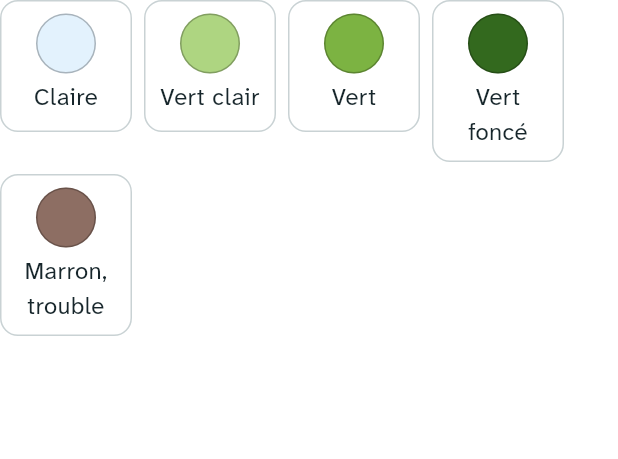
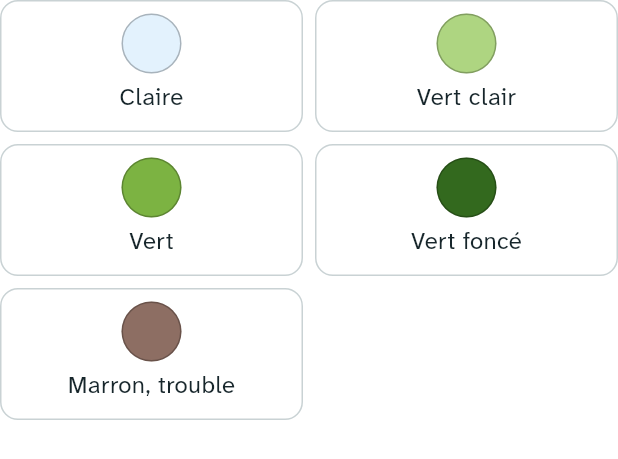
Before and after one commit to mahefatsiresy/dobo, a Flutter app: the ColourSwatches widget shown alone on an empty page, opened directly with empty values, on a phone screen of 412 x 824 dp. Shown: the top 459 px of the screen. Run offline on Flutter 3.47's test engine with Material 3 defaults, Android fonts, the phone set to English and light mode, and no system bars; our stand-ins replace drift, drift_flutter, file_picker, fl_chart, flutter_image_compress, flutter_riverpod and 7 more; accounts and stored records are empty; generated files the repository leaves out were written again.

Commit message:
feat(common): two-per-row pictograms that never cut a label, picker screens, option buttons
A picked tile is ink with paper text; the theme's grey container made it
unreadable.

Co-Authored-By: Claude Opus 5.5 <noreply@anthropic.com>

```diff
--- a/lib/features/common/choice_tile.dart
+++ b/lib/features/common/choice_tile.dart
@@ -1,4 +1,6 @@
 import 'package:flutter/material.dart';
+
+import '../../theme/tokens.dart';
 
 /// A large tappable tile: pictogram above a short label, highlighted when
 /// selected. Worker screens are built from these.
@@ -24,7 +26,9 @@ class ChoiceTile extends StatelessWidget {
 
   @override
   Widget build(BuildContext context) {
-    final scheme = Theme.of(context).colorScheme;
+    final c = context.dobo;
+    // Picked: ink with paper text, unmistakable in sunlight.
+    final ink = selected ? c.paper : c.ink;
     return Semantics(
       selected: selected,
       button: true,
@@ -36,10 +40,10 @@ class ChoiceTile extends StatelessWidget {
           constraints: const BoxConstraints(minHeight: 88),
           padding: const EdgeInsets.all(8),
           decoration: BoxDecoration(
-            color: selected ? scheme.primaryContainer : null,
+            color: selected ? c.ink : null,
             borderRadius: BorderRadius.circular(12),
             border: Border.all(
-              color: selected ? scheme.primary : scheme.outline,
+              color: selected ? c.ink : c.line,
               width: selected ? 3 : 1,
             ),
           ),
@@ -58,9 +62,15 @@ class ChoiceTile extends StatelessWidget {
                   child: selected ? const Icon(Icons.check) : null,
                 )
               else if (icon != null)
-                Icon(icon, size: 36),
+                Icon(icon, size: 36, color: ink),
               const SizedBox(height: 4),
-              Text(label, textAlign: TextAlign.center, maxLines: 2),
+              // Never cut: a label someone can't finish is worse than a
+              // long one (docs/design.md §Step 3).
+              Text(
+                label,
+                textAlign: TextAlign.center,
+                style: TextStyle(color: ink),
+              ),
             ],
           ),
         ),
--- a/lib/features/common/colour_swatches.dart
+++ b/lib/features/common/colour_swatches.dart
@@ -16,7 +16,9 @@ class ColourSwatches extends StatelessWidget {
   @override
   Widget build(BuildContext context) {
     final l10n = AppLocalizations.of(context);
-    return Wrap(
+    // Two per row, whatever the phone's width.
+    return LayoutBuilder(
+      builder: (context, box) => Wrap(
         spacing: 8,
         runSpacing: 8,
         children: [
@@ -26,10 +28,11 @@ class ColourSwatches extends StatelessWidget {
               swatch: waterColourValue(c),
               label: l10n.waterColour(c),
               selected: c == value,
-            width: 88,
+              width: (box.maxWidth - 8) / 2,
               onTap: () => onChanged(c == value ? null : c),
             ),
         ],
+      ),
     );
   }
 }
--- a/lib/features/common/pictograms.dart
+++ b/lib/features/common/pictograms.dart
@@ -37,3 +37,7 @@ Color waterColourValue(WaterColour c) => switch (c) {
   WaterColour.darkGreen => const Color(0xFF33691E),
   WaterColour.brownTurbid => const Color(0xFF8D6E63),
 };
+
+/// Feed: the ration to aim for, on worker screens. Screen only; the paper
+/// sheet has its own feed column.
+const IconData feedIcon = Icons.rice_bowl;
--- a/lib/features/common/sign_grid.dart
+++ b/lib/features/common/sign_grid.dart
@@ -22,7 +22,9 @@ class SignGrid extends StatelessWidget {
   @override
   Widget build(BuildContext context) {
     final l10n = AppLocalizations.of(context);
-    return Wrap(
+    // Two per row, whatever the phone's width.
+    return LayoutBuilder(
+      builder: (context, box) => Wrap(
         spacing: 8,
         runSpacing: 8,
         children: [
@@ -32,6 +34,7 @@ class SignGrid extends StatelessWidget {
                 key: ValueKey(s),
                 icon: warningSignIcon(s),
                 label: l10n.warningSign(s),
+                width: (box.maxWidth - 8) / 2,
                 selected: selected.contains(s),
                 onTap: () => onChanged(
                   selected.contains(s)
@@ -40,6 +43,7 @@ class SignGrid extends StatelessWidget {
                 ),
               ),
         ],
+      ),
     );
   }
 }
```
Also changed, not shown: lib/features/common/option_button.dart (added, +32 -0 lines), lib/features/common/picker_screen.dart (added, +51 -0 lines), 2 other files. Lines whose indentation alone changed are shown as unchanged.
